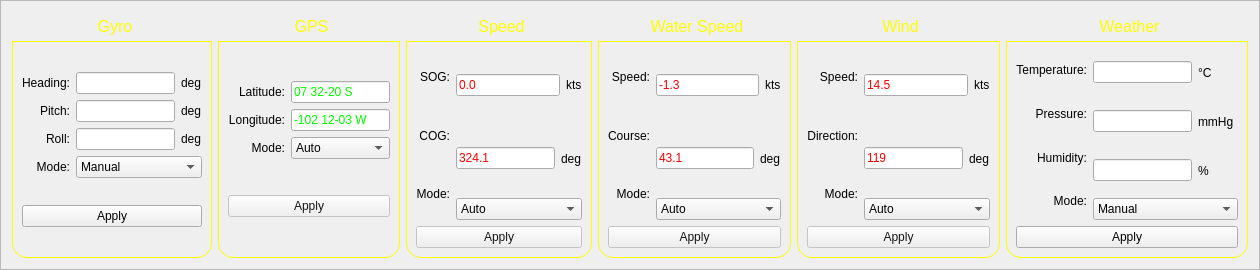
First picture: the form in frameosd.ui, repository MiftahSalam/FA-FCS-2020-HMI, before the edit.
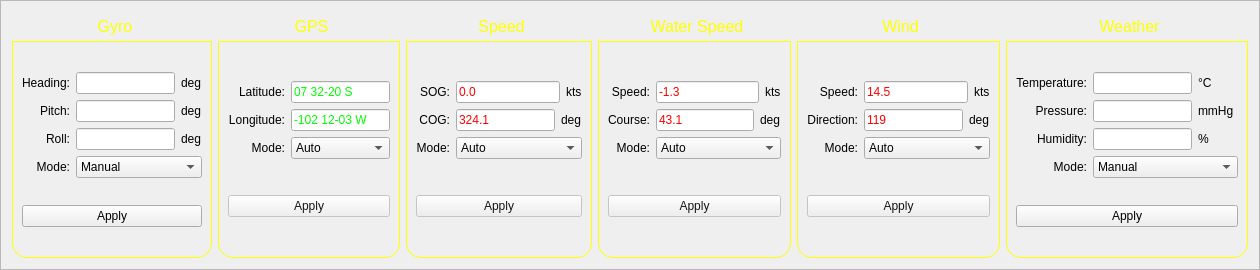
Second picture: the form after the edit.

Diff of the .ui file:
```diff
--- a/frameosd.ui
+++ b/frameosd.ui
@@ -526,6 +526,12 @@
             </item>
             <item>
              <widget class="QLabel" name="label_8">
+              <property name="sizePolicy">
+               <sizepolicy hsizetype="Fixed" vsizetype="Fixed">
+                <horstretch>0</horstretch>
+                <verstretch>0</verstretch>
+               </sizepolicy>
+              </property>
               <property name="text">
                <string>kts</string>
               </property>
@@ -547,6 +553,12 @@
             </item>
             <item>
              <widget class="QLabel" name="label_9">
+              <property name="sizePolicy">
+               <sizepolicy hsizetype="Fixed" vsizetype="Fixed">
+                <horstretch>0</horstretch>
+                <verstretch>0</verstretch>
+               </sizepolicy>
+              </property>
               <property name="text">
                <string>deg</string>
               </property>
@@ -671,6 +683,12 @@
             </item>
             <item>
              <widget class="QLabel" name="label_12">
+              <property name="sizePolicy">
+               <sizepolicy hsizetype="Fixed" vsizetype="Fixed">
+                <horstretch>0</horstretch>
+                <verstretch>0</verstretch>
+               </sizepolicy>
+              </property>
               <property name="text">
                <string>kts</string>
               </property>
@@ -692,6 +710,12 @@
             </item>
             <item>
              <widget class="QLabel" name="label_19">
+              <property name="sizePolicy">
+               <sizepolicy hsizetype="Fixed" vsizetype="Fixed">
+                <horstretch>0</horstretch>
+                <verstretch>0</verstretch>
+               </sizepolicy>
+              </property>
               <property name="text">
                <string>deg</string>
               </property>
@@ -827,7 +851,7 @@
             <item>
              <widget class="QLabel" name="label_27">
               <property name="sizePolicy">
-               <sizepolicy hsizetype="Fixed" vsizetype="Preferred">
+               <sizepolicy hsizetype="Fixed" vsizetype="Fixed">
                 <horstretch>0</horstretch>
                 <verstretch>0</verstretch>
                </sizepolicy>
@@ -871,7 +895,7 @@
             <item>
              <widget class="QLabel" name="label_36">
               <property name="sizePolicy">
-               <sizepolicy hsizetype="Fixed" vsizetype="Preferred">
+               <sizepolicy hsizetype="Fixed" vsizetype="Fixed">
                 <horstretch>0</horstretch>
                 <verstretch>0</verstretch>
                </sizepolicy>
@@ -915,7 +939,7 @@
             <item>
              <widget class="QLabel" name="label_30">
               <property name="sizePolicy">
-               <sizepolicy hsizetype="Fixed" vsizetype="Preferred">
+               <sizepolicy hsizetype="Fixed" vsizetype="Fixed">
                 <horstretch>0</horstretch>
                 <verstretch>0</verstretch>
                </sizepolicy>
@@ -1052,6 +1076,12 @@
             </item>
             <item>
              <widget class="QLabel" name="label_10">
+              <property name="sizePolicy">
+               <sizepolicy hsizetype="Fixed" vsizetype="Fixed">
+                <horstretch>0</horstretch>
+                <verstretch>0</verstretch>
+               </sizepolicy>
+              </property>
               <property name="text">
                <string>kts</string>
               </property>
@@ -1073,6 +1103,12 @@
             </item>
             <item>
              <widget class="QLabel" name="label_11">
+              <property name="sizePolicy">
+               <sizepolicy hsizetype="Fixed" vsizetype="Fixed">
+                <horstretch>0</horstretch>
+                <verstretch>0</verstretch>
+               </sizepolicy>
+              </property>
               <property name="text">
                <string>deg</string>
               </property>
```
